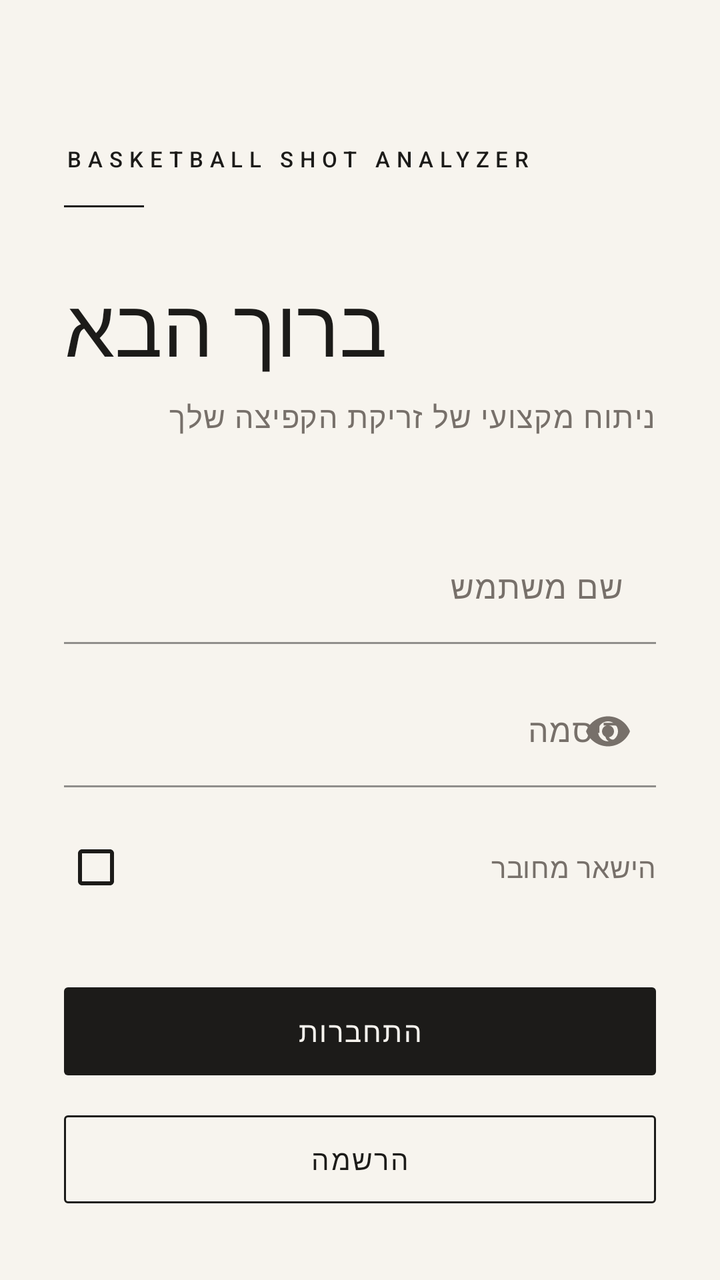
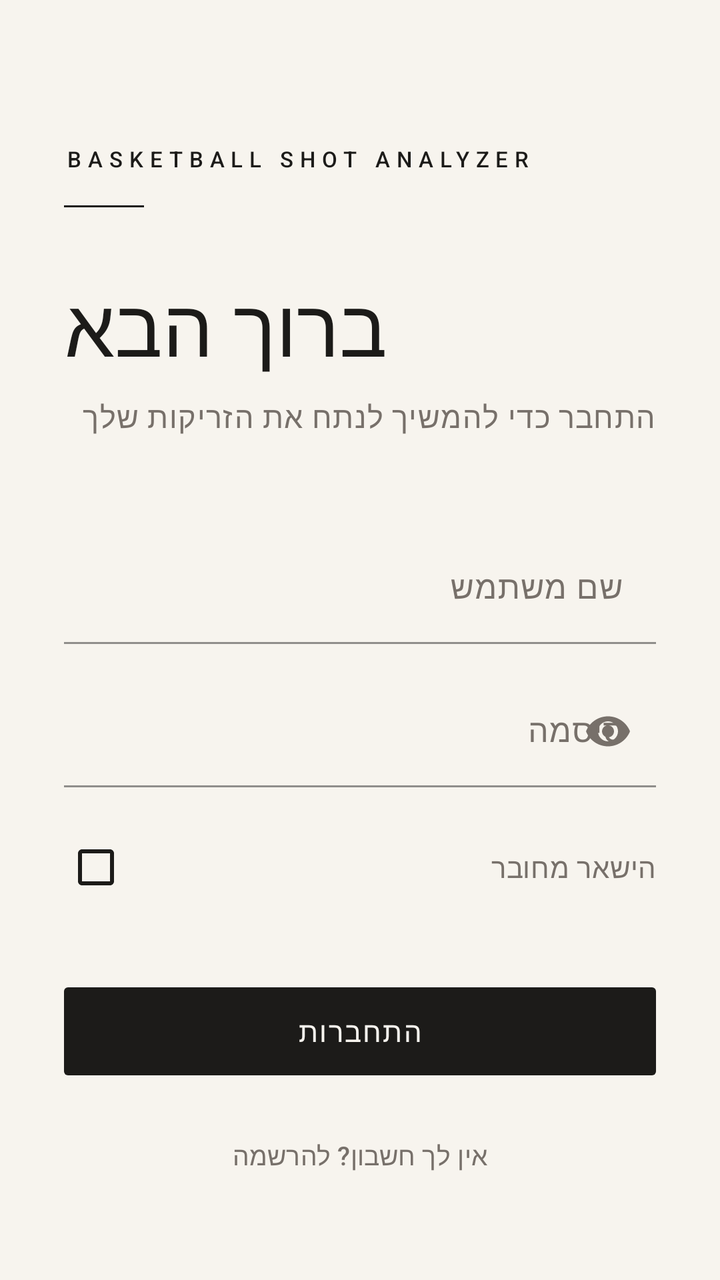

Compare the two renders of this Android layout. The source of the first and the diff that turns it into the second are given below.
<!-- AndroidManifest.xml: application theme Theme.BasketballShotAnalyzer -->
<!-- res/layout/activity_auth.xml -->
<?xml version="1.0" encoding="utf-8"?>
<ScrollView xmlns:android="http://schemas.android.com/apk/res/android"
    xmlns:app="http://schemas.android.com/apk/res-auto"
    android:layout_width="match_parent"
    android:layout_height="match_parent"
    android:background="@color/ivory"
    android:fillViewport="true">

    <LinearLayout
        android:layout_width="match_parent"
        android:layout_height="wrap_content"
        android:orientation="vertical"
        android:paddingHorizontal="32dp"
        android:paddingTop="72dp"
        android:paddingBottom="32dp">

        <TextView
            android:layout_width="wrap_content"
            android:layout_height="wrap_content"
            android:text="@string/app_name"
            android:textAppearance="@style/TextAppearance.App.Wordmark" />

        <View
            android:layout_width="40dp"
            android:layout_height="1dp"
            android:layout_marginTop="16dp"
            android:background="@color/ink" />

        <TextView
            android:layout_width="wrap_content"
            android:layout_height="wrap_content"
            android:layout_marginTop="32dp"
            android:text="@string/auth_title"
            android:textAppearance="@style/TextAppearance.App.Display"
            android:textSize="40sp" />

        <TextView
            android:layout_width="match_parent"
            android:layout_height="wrap_content"
            android:layout_marginTop="8dp"
            android:text="@string/auth_subtitle"
            android:textAppearance="@style/TextAppearance.App.Body" />

        <com.google.android.material.textfield.TextInputLayout
            android:id="@+id/layoutUsername"
            style="@style/Widget.App.TextField"
            android:layout_width="match_parent"
            android:layout_height="wrap_content"
            android:layout_marginTop="48dp"
            android:hint="@string/hint_username">

            <com.google.android.material.textfield.TextInputEditText
                android:id="@+id/editUsername"
                android:layout_width="match_parent"
                android:layout_height="wrap_content"
                android:inputType="text"
                android:maxLines="1" />
        </com.google.android.material.textfield.TextInputLayout>

        <com.google.android.material.textfield.TextInputLayout
            android:id="@+id/layoutPassword"
            style="@style/Widget.App.TextField"
            android:layout_width="match_parent"
            android:layout_height="wrap_content"
            android:layout_marginTop="16dp"
            android:hint="@string/hint_password"
            app:endIconMode="password_toggle">

            <com.google.android.material.textfield.TextInputEditText
                android:id="@+id/editPassword"
                android:layout_width="match_parent"
                android:layout_height="wrap_content"
                android:inputType="textPassword"
                android:maxLines="1" />
        </com.google.android.material.textfield.TextInputLayout>

        <com.google.android.material.checkbox.MaterialCheckBox
            android:id="@+id/checkRemember"
            android:layout_width="match_parent"
            android:layout_height="wrap_content"
            android:layout_marginTop="16dp"
            android:text="@string/remember_me"
            android:textColor="@color/ink_secondary"
            app:buttonTint="@color/ink" />

        <com.google.android.material.button.MaterialButton
            android:id="@+id/btnLogin"
            style="@style/Widget.App.Button"
            android:layout_width="match_parent"
            android:layout_height="wrap_content"
            android:layout_marginTop="32dp"
            android:text="@string/btn_login" />

        <com.google.android.material.button.MaterialButton
            android:id="@+id/btnRegister"
            style="@style/Widget.App.Button.Outlined"
            android:layout_width="match_parent"
            android:layout_height="wrap_content"
            android:layout_marginTop="12dp"
            android:text="@string/btn_register" />
    </LinearLayout>
</ScrollView>
<!-- resources referenced by this layout -->
<resources>
  <color name="ink">#1C1B19</color>
  <color name="ink_secondary">#77706A</color>
  <color name="ivory">#F7F4EE</color>
  <string name="app_name">Basketball Shot Analyzer</string>
  <string name="auth_subtitle">ניתוח מקצועי של זריקת הקפיצה שלך</string>
  <string name="auth_title">ברוך הבא</string>
  <string name="btn_login">התחברות</string>
  <string name="btn_register">הרשמה</string>
  <string name="hint_password">סיסמה</string>
  <string name="hint_username">שם משתמש</string>
  <string name="remember_me">הישאר מחובר</string>
  <style name="TextAppearance.App.Body" parent="TextAppearance.Material3.BodyLarge">
          <item name="android:fontFamily">sans-serif</item>
          <item name="android:textColor">@color/ink_secondary</item>
          <item name="android:textSize">15sp</item>
      </style>
  <style name="TextAppearance.App.Display" parent="TextAppearance.Material3.DisplaySmall">
          <item name="android:fontFamily">serif</item>
          <item name="android:textColor">@color/ink</item>
          <item name="android:textSize">34sp</item>
      </style>
  <style name="TextAppearance.App.Wordmark" parent="TextAppearance.Material3.LabelSmall">
          <item name="android:fontFamily">sans-serif-medium</item>
          <item name="android:textColor">@color/ink</item>
          <item name="android:textSize">11sp</item>
          <item name="android:letterSpacing">0.3</item>
          <item name="android:textAllCaps">true</item>
      </style>
  <style name="Widget.App.Button" parent="Widget.Material3.Button">
          <item name="android:minHeight">52dp</item>
          <item name="cornerRadius">2dp</item>
          <item name="android:fontFamily">sans-serif-medium</item>
          <item name="android:textSize">14sp</item>
          <item name="android:letterSpacing">0.06</item>
      </style>
  <style name="Widget.App.Button.Outlined" parent="Widget.Material3.Button.OutlinedButton">
          <item name="android:minHeight">52dp</item>
          <item name="cornerRadius">2dp</item>
          <item name="strokeColor">@color/ink</item>
          <item name="android:textColor">@color/ink</item>
          <item name="android:fontFamily">sans-serif-medium</item>
          <item name="android:textSize">14sp</item>
          <item name="android:letterSpacing">0.06</item>
      </style>
  <style name="Widget.App.TextField" parent="Widget.Material3.TextInputLayout.FilledBox">
          <item name="boxBackgroundColor">@android:color/transparent</item>
          <item name="boxStrokeColor">@color/ink</item>
          <item name="boxCornerRadiusTopStart">0dp</item>
          <item name="boxCornerRadiusTopEnd">0dp</item>
          <item name="hintTextColor">@color/ink</item>
          <item name="endIconTint">@color/ink_secondary</item>
      </style>
  <style name="Theme.BasketballShotAnalyzer" parent="Theme.Material3.Light.NoActionBar">
          <item name="colorPrimary">@color/ink</item>
          <item name="colorOnPrimary">@color/ivory</item>
          <item name="colorPrimaryContainer">@color/hairline</item>
          <item name="colorOnPrimaryContainer">@color/ink</item>
          <item name="colorSecondary">@color/accent</item>
          <item name="colorOnSecondary">@color/ivory</item>
          <item name="colorSurface">@color/ivory</item>
          <item name="colorOnSurface">@color/ink</item>
          <item name="colorOnSurfaceVariant">@color/ink_secondary</item>
          <item name="colorOutline">@color/hairline</item>
          <item name="colorError">@color/error</item>
          <item name="android:colorBackground">@color/ivory</item>
          <item name="android:statusBarColor">@color/ivory</item>
          <item name="android:windowLightStatusBar">true</item>
      </style>
  <color name="hairline">#DAD4C9</color>
  <color name="accent">#5A1A1F</color>
  <color name="error">#8E2C2C</color>
</resources>

<!-- the commit's change to res/layout/activity_auth.xml (unified diff, before → after) -->
@@ -91,12 +91,13 @@
             android:layout_marginTop="32dp"
             android:text="@string/btn_login" />
 
+        
         <com.google.android.material.button.MaterialButton
-            android:id="@+id/btnRegister"
-            style="@style/Widget.App.Button.Outlined"
+            android:id="@+id/btnGoToRegister"
+            style="@style/Widget.App.Button.Text"
             android:layout_width="match_parent"
             android:layout_height="wrap_content"
             android:layout_marginTop="12dp"
-            android:text="@string/btn_register" />
+            android:text="@string/link_to_register" />
     </LinearLayout>
 </ScrollView>
<!-- resource entries referenced after the edit -->
@@ -4,12 +4,12 @@
   <color name="ink_secondary">#77706A</color>
   <color name="ivory">#F7F4EE</color>
   <string name="app_name">Basketball Shot Analyzer</string>
-  <string name="auth_subtitle">ניתוח מקצועי של זריקת הקפיצה שלך</string>
+  <string name="auth_subtitle">התחבר כדי להמשיך לנתח את הזריקות שלך</string>
   <string name="auth_title">ברוך הבא</string>
   <string name="btn_login">התחברות</string>
-  <string name="btn_register">הרשמה</string>
   <string name="hint_password">סיסמה</string>
   <string name="hint_username">שם משתמש</string>
+  <string name="link_to_register">אין לך חשבון? להרשמה</string>
   <string name="remember_me">הישאר מחובר</string>
   <style name="TextAppearance.App.Body" parent="TextAppearance.Material3.BodyLarge">
           <item name="android:fontFamily">sans-serif</item>
@@ -35,14 +35,10 @@
           <item name="android:textSize">14sp</item>
           <item name="android:letterSpacing">0.06</item>
       </style>
-  <style name="Widget.App.Button.Outlined" parent="Widget.Material3.Button.OutlinedButton">
-          <item name="android:minHeight">52dp</item>
-          <item name="cornerRadius">2dp</item>
-          <item name="strokeColor">@color/ink</item>
-          <item name="android:textColor">@color/ink</item>
+  <style name="Widget.App.Button.Text" parent="Widget.Material3.Button.TextButton">
+          <item name="android:textColor">@color/ink_secondary</item>
           <item name="android:fontFamily">sans-serif-medium</item>
-          <item name="android:textSize">14sp</item>
-          <item name="android:letterSpacing">0.06</item>
+          <item name="android:textSize">13sp</item>
       </style>
   <style name="Widget.App.TextField" parent="Widget.Material3.TextInputLayout.FilledBox">
           <item name="boxBackgroundColor">@android:color/transparent</item>
